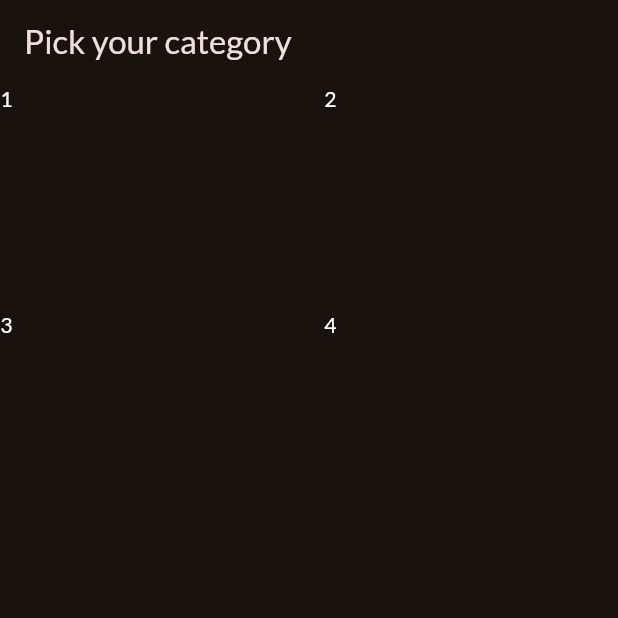
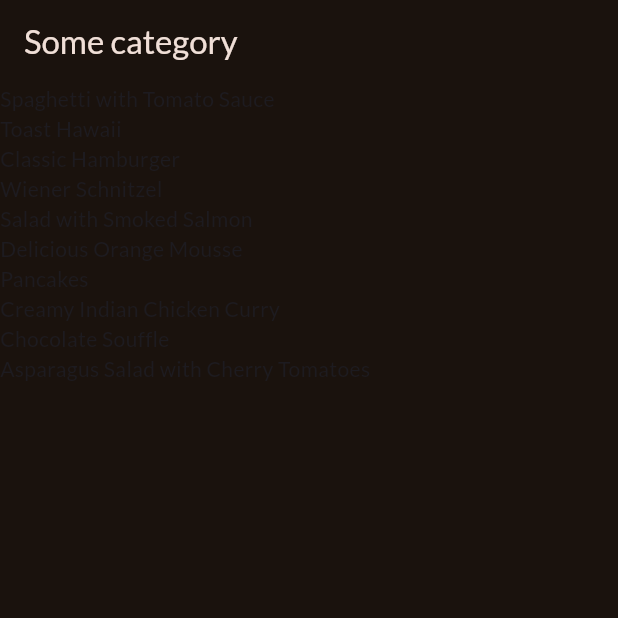
Before and after one commit to RobinJoby/meals-app, a Flutter app: the screen it shows after launch, on a phone screen of 412 x 824 dp, the top half of it. Run offline on Flutter 3.47's test engine with Material 3 defaults, Android fonts, the phone set to English and light mode, and no system bars; our stand-ins replace google_fonts.

Commit message:
meals-screen added

```diff
--- /dev/null
+++ b/lib/data/dummy_data.dart
@@ -0,0 +1,409 @@
+import 'package:flutter/material.dart';
+
+import 'package:meals_app/model/category.dart';
+import 'package:meals_app/model/meal.dart';
+
+// Constants in Dart should be written in lowerCamelcase.
+const availableCategories = [
+  Category(
+    id: 'c1',
+    title: 'Italian',
+    color: Colors.purple,
+  ),
+  Category(
+    id: 'c2',
+    title: 'Quick & Easy',
+    color: Colors.red,
+  ),
+  Category(
+    id: 'c3',
+    title: 'Hamburgers',
+    color: Colors.orange,
+  ),
+  Category(
+    id: 'c4',
+    title: 'German',
+    color: Colors.amber,
+  ),
+  Category(
+    id: 'c5',
+    title: 'Light & Lovely',
+    color: Colors.blue,
+  ),
+  Category(
+    id: 'c6',
+    title: 'Exotic',
+    color: Colors.green,
+  ),
+  Category(
+    id: 'c7',
+    title: 'Breakfast',
+    color: Colors.lightBlue,
+  ),
+  Category(
+    id: 'c8',
+    title: 'Asian',
+    color: Colors.lightGreen,
+  ),
+  Category(
+    id: 'c9',
+    title: 'French',
+    color: Colors.pink,
+  ),
+  Category(
+    id: 'c10',
+    title: 'Summer',
+    color: Colors.teal,
+  ),
+];
+
+const dummyMeals = [
+  Meal(
+    id: 'm1',
+    categories: [
+      'c1',
+      'c2',
+    ],
+    title: 'Spaghetti with Tomato Sauce',
+    affordability: Affordability.affordable,
+    complexity: Complexity.simple,
+    imageUrl:
+        'https://upload.wikimedia.org/wikipedia/commons/thumb/2/20/Spaghetti_Bolognese_mit_Parmesan_oder_Grana_Padano.jpg/800px-Spaghetti_Bolognese_mit_Parmesan_oder_Grana_Padano.jpg',
+    duration: 20,
+    ingredients: [
+      '4 Tomatoes',
+      '1 Tablespoon of Olive Oil',
+      '1 Onion',
+      '250g Spaghetti',
+      'Spices',
+      'Cheese (optional)'
+    ],
+    steps: [
+      'Cut the tomatoes and the onion into small pieces.',
+      'Boil some water - add salt to it once it boils.',
+      'Put the spaghetti into the boiling water - they should be done in about 10 to 12 minutes.',
+      'In the meantime, heaten up some olive oil and add the cut onion.',
+      'After 2 minutes, add the tomato pieces, salt, pepper and your other spices.',
+      'The sauce will be done once the spaghetti are.',
+      'Feel free to add some cheese on top of the finished dish.'
+    ],
+    isGlutenFree: false,
+    isVegan: true,
+    isVegetarian: true,
+    isLactoseFree: true,
+  ),
+  Meal(
+    id: 'm2',
+    categories: [
+      'c2',
+    ],
+    title: 'Toast Hawaii',
+    affordability: Affordability.affordable,
+    complexity: Complexity.simple,
+    imageUrl:
+        'https://cdn.pixabay.com/photo/2018/07/11/21/51/toast-3532016_1280.jpg',
+    duration: 10,
+    ingredients: [
+      '1 Slice White Bread',
+      '1 Slice Ham',
+      '1 Slice Pineapple',
+      '1-2 Slices of Cheese',
+      'Butter'
+    ],
+    steps: [
+      'Butter one side of the white bread',
+      'Layer ham, the pineapple and cheese on the white bread',
+      'Bake the toast for round about 10 minutes in the oven at 200°C'
+    ],
+    isGlutenFree: false,
+    isVegan: false,
+    isVegetarian: false,
+    isLactoseFree: false,
+  ),
+  Meal(
+    id: 'm3',
+    categories: [
+      'c2',
+      'c3',
+    ],
+    title: 'Classic Hamburger',
+    affordability: Affordability.pricey,
+    complexity: Complexity.simple,
+    imageUrl:
+        'https://cdn.pixabay.com/photo/2014/10/23/18/05/burger-500054_1280.jpg',
+    duration: 45,
+    ingredients: [
+      '300g Cattle Hack',
+      '1 Tomato',
+      '1 Cucumber',
+      '1 Onion',
+      'Ketchup',
+      '2 Burger Buns'
+    ],
+    steps: [
+      'Form 2 patties',
+      'Fry the patties for c. 4 minutes on each side',
+      'Quickly fry the buns for c. 1 minute on each side',
+      'Bruch buns with ketchup',
+      'Serve burger with tomato, cucumber and onion'
+    ],
+    isGlutenFree: false,
+    isVegan: false,
+    isVegetarian: false,
+    isLactoseFree: true,
+  ),
+  Meal(
+    id: 'm4',
+    categories: [
+      'c4',
+    ],
+    title: 'Wiener Schnitzel',
+    affordability: Affordability.luxurious,
+    complexity: Complexity.challenging,
+    imageUrl:
+        'https://cdn.pixabay.com/photo/2018/03/31/19/29/schnitzel-3279045_1280.jpg',
+    duration: 60,
+    ingredients: [
+      '8 Veal Cutlets',
+      '4 Eggs',
+      '200g Bread Crumbs',
+      '100g Flour',
+      '300ml Butter',
+      '100g Vegetable Oil',
+      'Salt',
+      'Lemon Slices'
+    ],
+    steps: [
+      'Tenderize the veal to about 2–4mm, and salt on both sides.',
+      'On a flat plate, stir the eggs briefly with a fork.',
+      'Lightly coat the cutlets in flour then dip into the egg, and finally, coat in breadcrumbs.',
+      'Heat the butter and oil in a large pan (allow the fat to get very hot) and fry the schnitzels until golden brown on both sides.',
+      'Make sure to toss the pan regularly so that the schnitzels are surrounded by oil and the crumbing becomes ‘fluffy’.',
+      'Remove, and drain on kitchen paper. Fry the parsley in the remaining oil and drain.',
+      'Place the schnitzels on awarmed plate and serve garnishedwith parsley and slices of lemon.'
+    ],
+    isGlutenFree: false,
+    isVegan: false,
+    isVegetarian: false,
+    isLactoseFree: false,
+  ),
+  Meal(
+    id: 'm5',
+    categories: [
+      'c2'
+          'c5',
+      'c10',
+    ],
+    title: 'Salad with Smoked Salmon',
+    affordability: Affordability.luxurious,
+    complexity: Complexity.simple,
+    imageUrl:
+        'https://cdn.pixabay.com/photo/2016/10/25/13/29/smoked-salmon-salad-1768890_1280.jpg',
+    duration: 15,
+    ingredients: [
+      'Arugula',
+      'Lamb\'s Lettuce',
+      'Parsley',
+      'Fennel',
+      '200g Smoked Salmon',
+      'Mustard',
+      'Balsamic Vinegar',
+      'Olive Oil',
+      'Salt and Pepper'
+    ],
+    steps: [
+      'Wash and cut salad and herbs',
+      'Dice the salmon',
+      'Process mustard, vinegar and olive oil into a dessing',
+      'Prepare the salad',
+      'Add salmon cubes and dressing'
+    ],
+    isGlutenFree: true,
+    isVegan: false,
+    isVegetarian: true,
+    isLactoseFree: true,
+  ),
+  Meal(
+    id: 'm6',
+    categories: [
+      'c6',
+      'c10',
+    ],
+    title: 'Delicious Orange Mousse',
+    affordability: Affordability.affordable,
+    complexity: Complexity.hard,
+    imageUrl:
+        'https://cdn.pixabay.com/photo/2017/05/01/05/18/pastry-2274750_1280.jpg',
+    duration: 240,
+    ingredients: [
+      '4 Sheets of Gelatine',
+      '150ml Orange Juice',
+      '80g Sugar',
+      '300g Yoghurt',
+      '200g Cream',
+      'Orange Peel',
+    ],
+    steps: [
+      'Dissolve gelatine in pot',
+      'Add orange juice and sugar',
+      'Take pot off the stove',
+      'Add 2 tablespoons of yoghurt',
+      'Stir gelatin under remaining yoghurt',
+      'Cool everything down in the refrigerator',
+      'Whip the cream and lift it under die orange mass',
+      'Cool down again for at least 4 hours',
+      'Serve with orange peel',
+    ],
+    isGlutenFree: true,
+    isVegan: false,
+    isVegetarian: true,
+    isLactoseFree: false,
+  ),
+  Meal(
+    id: 'm7',
+    categories: [
+      'c7',
+    ],
+    title: 'Pancakes',
+    affordability: Affordability.affordable,
+    complexity: Complexity.simple,
+    imageUrl:
+        'https://cdn.pixabay.com/photo/2018/07/10/21/23/pancake-3529653_1280.jpg',
+    duration: 20,
+    ingredients: [
+      '1 1/2 Cups all-purpose Flour',
+      '3 1/2 Teaspoons Baking Powder',
+      '1 Teaspoon Salt',
+      '1 Tablespoon White Sugar',
+      '1 1/4 cups Milk',
+      '1 Egg',
+      '3 Tablespoons Butter, melted',
+    ],
+    steps: [
+      'In a large bowl, sift together the flour, baking powder, salt and sugar.',
+      'Make a well in the center and pour in the milk, egg and melted butter; mix until smooth.',
+      'Heat a lightly oiled griddle or frying pan over medium high heat.',
+      'Pour or scoop the batter onto the griddle, using approximately 1/4 cup for each pancake. Brown on both sides and serve hot.'
+    ],
+    isGlutenFree: true,
+    isVegan: false,
+    isVegetarian: true,
+    isLactoseFree: false,
+  ),
+  Meal(
+    id: 'm8',
+    categories: [
+      'c8',
+    ],
+    title: 'Creamy Indian Chicken Curry',
+    affordability: Affordability.pricey,
+    complexity: Complexity.challenging,
+    imageUrl:
+        'https://cdn.pixabay.com/photo/2018/06/18/16/05/indian-food-3482749_1280.jpg',
+    duration: 35,
+    ingredients: [
+      '4 Chicken Breasts',
+      '1 Onion',
+      '2 Cloves of Garlic',
+      '1 Piece of Ginger',
+      '4 Tablespoons Almonds',
+      '1 Teaspoon Cayenne Pepper',
+      '500ml Coconut Milk',
+    ],
+    steps: [
+      'Slice and fry the chicken breast',
+      'Process onion, garlic and ginger into paste and sauté everything',
+      'Add spices and stir fry',
+      'Add chicken breast + 250ml of water and cook everything for 10 minutes',
+      'Add coconut milk',
+      'Serve with rice'
+    ],
+    isGlutenFree: true,
+    isVegan: false,
+    isVegetarian: false,
+    isLactoseFree: true,
+  ),
+  Meal(
+    id: 'm9',
+    categories: [
+      'c9',
+    ],
+    title: 'Chocolate Souffle',
+    affordability: Affordability.affordable,
+    complexity: Complexity.hard,
+    imageUrl:
+        'https://cdn.pixabay.com/photo/2014/08/07/21/07/souffle-412785_1280.jpg',
+    duration: 45,
+    ingredients: [
+      '1 Teaspoon melted Butter',
+      '2 Tablespoons white Sugar',
+      '2 Ounces 70% dark Chocolate, broken into pieces',
+      '1 Tablespoon Butter',
+      '1 Tablespoon all-purpose Flour',
+      '4 1/3 tablespoons cold Milk',
+      '1 Pinch Salt',
+      '1 Pinch Cayenne Pepper',
+      '1 Large Egg Yolk',
+      '2 Large Egg Whites',
+      '1 Pinch Cream of Tartar',
+      '1 Tablespoon white Sugar',
+    ],
+    steps: [
+      'Preheat oven to 190°C. Line a rimmed baking sheet with parchment paper.',
+      'Brush bottom and sides of 2 ramekins lightly with 1 teaspoon melted butter; cover bottom and sides right up to the rim.',
+      'Add 1 tablespoon white sugar to ramekins. Rotate ramekins until sugar coats all surfaces.',
+      'Place chocolate pieces in a metal mixing bowl.',
+      'Place bowl over a pan of about 3 cups hot water over low heat.',
+      'Melt 1 tablespoon butter in a skillet over medium heat. Sprinkle in flour. Whisk until flour is incorporated into butter and mixture thickens.',
+      'Whisk in cold milk until mixture becomes smooth and thickens. Transfer mixture to bowl with melted chocolate.',
+      'Add salt and cayenne pepper. Mix together thoroughly. Add egg yolk and mix to combine.',
+      'Leave bowl above the hot (not simmering) water to keep chocolate warm while you whip the egg whites.',
+      'Place 2 egg whites in a mixing bowl; add cream of tartar. Whisk until mixture begins to thicken and a drizzle from the whisk stays on the surface about 1 second before disappearing into the mix.',
+      'Add 1/3 of sugar and whisk in. Whisk in a bit more sugar about 15 seconds.',
+      'whisk in the rest of the sugar. Continue whisking until mixture is about as thick as shaving cream and holds soft peaks, 3 to 5 minutes.',
+      'Transfer a little less than half of egg whites to chocolate.',
+      'Mix until egg whites are thoroughly incorporated into the chocolate.',
+      'Add the rest of the egg whites; gently fold into the chocolate with a spatula, lifting from the bottom and folding over.',
+      'Stop mixing after the egg white disappears. Divide mixture between 2 prepared ramekins. Place ramekins on prepared baking sheet.',
+      'Bake in preheated oven until scuffles are puffed and have risen above the top of the rims, 12 to 15 minutes.',
+    ],
+    isGlutenFree: true,
+    isVegan: false,
+    isVegetarian: true,
+    isLactoseFree: false,
+  ),
+  Meal(
+    id: 'm10',
+    categories: [
+      'c2',
+      'c5',
+      'c10',
+    ],
+    title: 'Asparagus Salad with Cherry Tomatoes',
+    affordability: Affordability.luxurious,
+    complexity: Complexity.simple,
+    imageUrl:
+        'https://cdn.pixabay.com/photo/2018/04/09/18/26/asparagus-3304997_1280.jpg',
+    duration: 30,
+    ingredients: [
+      'White and Green Asparagus',
+      '30g Pine Nuts',
+      '300g Cherry Tomatoes',
+      'Salad',
+      'Salt, Pepper and Olive Oil'
+    ],
+    steps: [
+      'Wash, peel and cut the asparagus',
+      'Cook in salted water',
+      'Salt and pepper the asparagus',
+      'Roast the pine nuts',
+      'Halve the tomatoes',
+      'Mix with asparagus, salad and dressing',
+      'Serve with Baguette'
+    ],
+    isGlutenFree: true,
+    isVegan: true,
+    isVegetarian: true,
+    isLactoseFree: true,
+  ),
+];
--- a/lib/main.dart
+++ b/lib/main.dart
@@ -1,7 +1,9 @@
 import 'package:flutter/material.dart';
 
 import 'package:google_fonts/google_fonts.dart';
-import 'package:meals_app/categories_screen.dart';
+import 'package:meals_app/data/dummy_data.dart';
+import 'package:meals_app/screens/categories_screen.dart';
+import 'package:meals_app/screens/meals_screen.dart';
 
 final theme = ThemeData(
   useMaterial3: true,
@@ -23,7 +25,10 @@ class App extends StatelessWidget {
   Widget build(BuildContext context) {
     return MaterialApp(
       theme: theme,
-      home: const CategoriesScreen(),
+      home: const MealsScreen(
+        category: 'Some category',
+        meals: dummyMeals,
+      ),
     );
   }
 }
--- /dev/null
+++ b/lib/model/category.dart
@@ -0,0 +1,9 @@
+import 'package:flutter/material.dart';
+
+class Category {
+  const Category(
+      {required this.id, required this.title, this.color = Colors.orange});
+  final String id;
+  final String title;
+  final Color color;
+}
--- /dev/null
+++ b/lib/model/meal.dart
@@ -0,0 +1,43 @@
+enum Complexity {
+  simple,
+  challenging,
+  hard,
+}
+
+enum Affordability {
+  affordable,
+  pricey,
+  luxurious,
+}
+
+class Meal {
+  const Meal({
+    required this.id,
+    required this.categories,
+    required this.title,
+    required this.imageUrl,
+    required this.ingredients,
+    required this.steps,
+    required this.duration,
+    required this.complexity,
+    required this.affordability,
+    required this.isGlutenFree,
+    required this.isLactoseFree,
+    required this.isVegan,
+    required this.isVegetarian,
+  });
+
+  final String id;
+  final List<String> categories;
+  final String title;
+  final String imageUrl;
+  final List<String> ingredients;
+  final List<String> steps;
+  final int duration;
+  final Complexity complexity;
+  final Affordability affordability;
+  final bool isGlutenFree;
+  final bool isLactoseFree;
+  final bool isVegan;
+  final bool isVegetarian;
+}
--- a/lib/categories_screen.dart
+++ b/lib/screens/categories_screen.dart
@@ -1,4 +1,6 @@
 import 'package:flutter/material.dart';
+import 'package:meals_app/data/dummy_data.dart';
+import 'package:meals_app/widgets/category_grid_item.dart';
 
 class CategoriesScreen extends StatelessWidget {
   const CategoriesScreen({super.key});
@@ -10,29 +12,17 @@ class CategoriesScreen extends StatelessWidget {
         title: const Text('Pick your category'),
       ),
       body: GridView(
+        padding: const EdgeInsets.all(20),
         gridDelegate: const SliverGridDelegateWithFixedCrossAxisCount(
           crossAxisCount: 2,
-          crossAxisSpacing: 20,
-          mainAxisSpacing: 20,
+          crossAxisSpacing: 15,
+          mainAxisSpacing: 15,
           childAspectRatio: 3 / 2,
         ),
-        children: const [
-          Text(
-            '1',
-            style: TextStyle(color: Colors.white),
-          ),
-          Text(
-            '2',
-            style: TextStyle(color: Colors.white),
-          ),
-          Text(
-            '3',
-            style: TextStyle(color: Colors.white),
-          ),
-          Text(
-            '4',
-            style: TextStyle(color: Colors.white),
-          ),
+        children: [
+          ...availableCategories.map(
+            (category) => CategoryGridItem(category: category),
+          )
         ],
       ),
     );
--- /dev/null
+++ b/lib/screens/meals_screen.dart
@@ -0,0 +1,45 @@
+import 'package:flutter/material.dart';
+import 'package:meals_app/model/meal.dart';
+
+class MealsScreen extends StatelessWidget {
+  const MealsScreen({super.key, required this.category, required this.meals});
+
+  final String category;
+  final List<Meal> meals;
+  @override
+  Widget build(BuildContext context) {
+    Widget content = Center(
+      child: Column(
+        mainAxisSize: MainAxisSize.min,
+        children: [
+          Text(
+            'Oops... Nothing found',
+            style: Theme.of(context).textTheme.headlineMedium!.copyWith(
+                  color: Theme.of(context).colorScheme.onSurface,
+                ),
+          ),
+          const SizedBox(
+            height: 16,
+          ),
+          Text(
+            'Try picking some other category..',
+            style: Theme.of(context).textTheme.bodyMedium!.copyWith(
+                  color: Theme.of(context).colorScheme.onSurface,
+                ),
+          )
+        ],
+      ),
+    );
+    if (meals.isNotEmpty) {
+      content = ListView.builder(
+        itemBuilder: (context, index) => Text(meals[index].title),
+        itemCount: meals.length,
+      );
+    }
+    return Scaffold(
+        appBar: AppBar(
+          title: Text(category),
+        ),
+        body: content);
+  }
+}
--- /dev/null
+++ b/lib/widgets/category_grid_item.dart
@@ -0,0 +1,38 @@
+import 'package:flutter/material.dart';
+import 'package:meals_app/model/category.dart';
+
+class CategoryGridItem extends StatelessWidget {
+  const CategoryGridItem({super.key, required this.category});
+
+  final Category category;
+
+  @override
+  Widget build(BuildContext context) {
+    return InkWell(
+      onTap: () {},
+      splashColor: Theme.of(context).colorScheme.primary,
+      borderRadius: BorderRadius.circular(16),
+      child: Container(
+        //padding: const EdgeInsets.all(20),
+        decoration: BoxDecoration(
+            gradient: LinearGradient(
+              colors: [
+                category.color.withOpacity(0.6),
+                category.color.withOpacity(0.9),
+              ],
+              begin: Alignment.topLeft,
+              end: Alignment.bottomRight,
+            ),
+            borderRadius: BorderRadius.circular(16)),
+        child: Center(
+          child: Text(
+            category.title,
+            style: Theme.of(context).textTheme.titleLarge!.copyWith(
+                  color: Theme.of(context).colorScheme.onSurface,
+                ),
+          ),
+        ),
+      ),
+    );
+  }
+}
```
